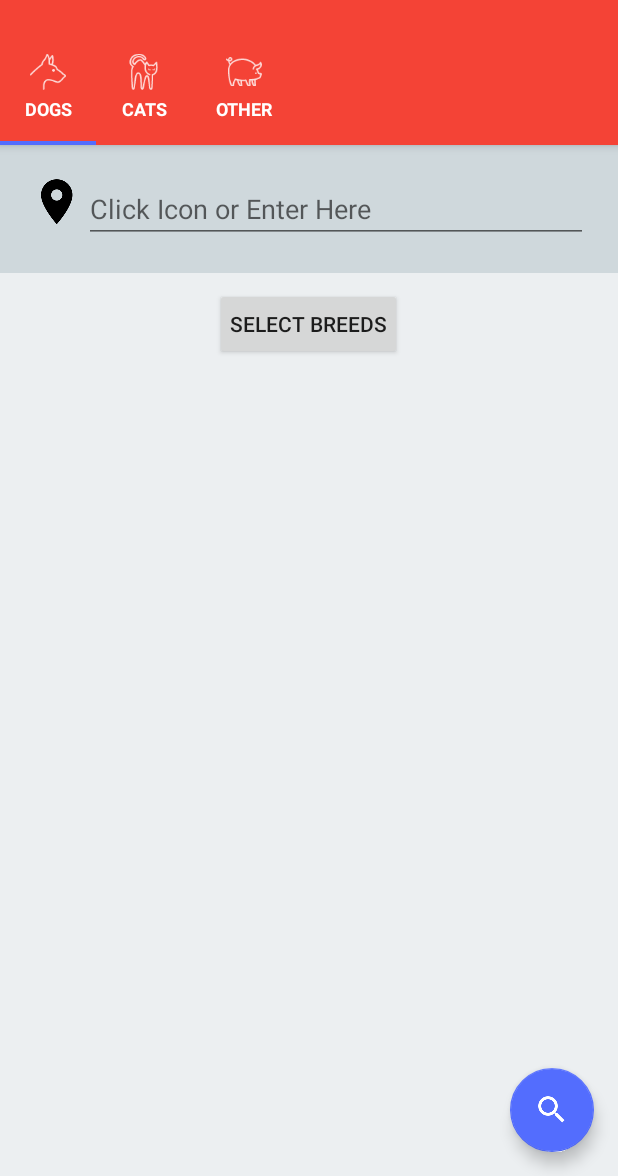
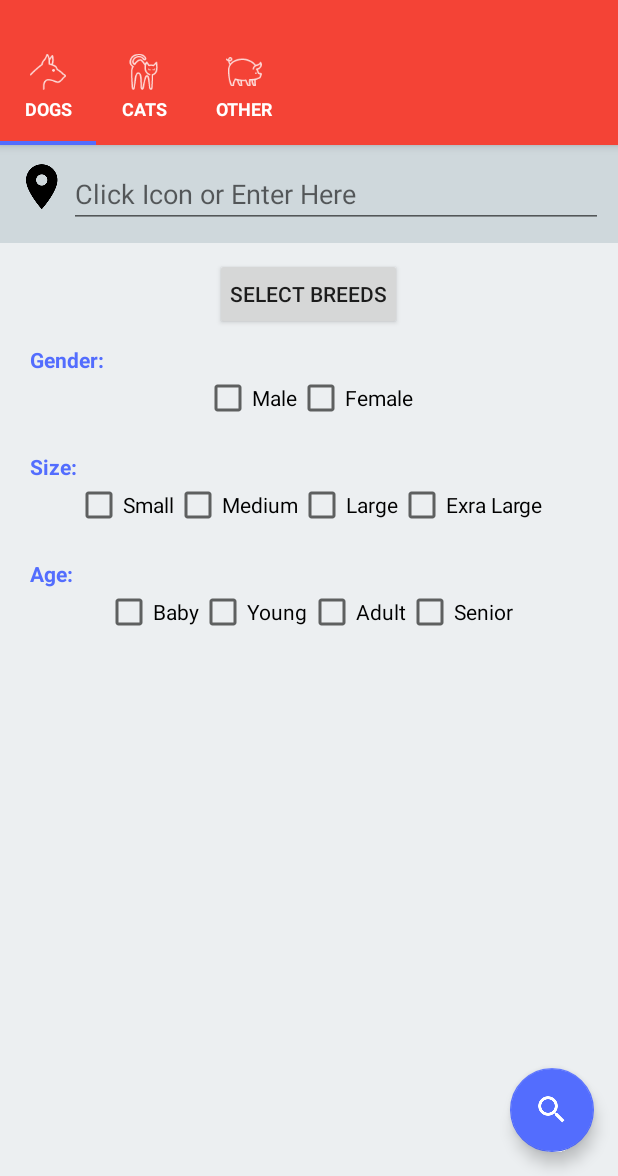
Before and after one commit to drose379/AdoptAPet, an Android app: the screen it shows after launch (MainActivity), on a phone screen of 412 x 824 dp, the part 60-1236 px from its top. Run offline under Robolectric (Android 15) with nearby library versions, the phone set to English and light mode, and no system bars.

Commit message:
Adding layout for rest of selection activity

```diff
--- a/app/src/main/java/dylan/com/adoptapet/DogFragment.java
+++ b/app/src/main/java/dylan/com/adoptapet/DogFragment.java
@@ -189,7 +189,7 @@ public class DogFragment extends Fragment implements View.OnClickListener {
     public void addSelectedBreed( String selected, LinearLayout parent ) {
         //TODO:: Add to arraylist<String> of selected breeds for processing later, make sure to clear if user uses clear button
 
-        if ( this.selectedBreeds.size() < 3 ) {
+        if ( this.selectedBreeds.size() < 3 && !this.selectedBreeds.contains( selected ) ) {
             TextView newBreed = new TextView( getContext() );
             newBreed.setText(selected);
 
@@ -205,7 +205,12 @@ public class DogFragment extends Fragment implements View.OnClickListener {
             parent.addView( newBreed, 0 );
             this.selectedBreeds.add( selected );
         } else {
-            Toast.makeText( getContext(), "Max Selection is 3", Toast.LENGTH_SHORT).show();
+            if ( this.selectedBreeds.size() == 3 ) {
+                Toast.makeText( getContext(), "Max Selection is 3", Toast.LENGTH_SHORT).show();
+            } else {
+                Toast.makeText( getContext(), "Already Selected This Breed", Toast.LENGTH_SHORT).show();
+            }
+
         }
 
 
@@ -216,10 +221,12 @@ public class DogFragment extends Fragment implements View.OnClickListener {
         ArrayList<String> selected = new ArrayList<String>( this.selectedBreeds);
         ArrayAdapter<String> breedsAdapter = new ArrayAdapter<String>( getContext(), R.layout.breed_list_item, R.id.title, selected );
         ListView selectedBreedsList = (ListView) getView().findViewById(R.id.selectedBreedsList);
+
+        selectedBreedsList.setVisibility( View.VISIBLE );
         selectedBreedsList.setAdapter(breedsAdapter);
 
         LinearLayout.LayoutParams listParams = new LinearLayout.LayoutParams( LinearLayout.LayoutParams.MATCH_PARENT, LinearLayout.LayoutParams.WRAP_CONTENT );
-        selectedBreedsList.setLayoutParams( listParams );
+        selectedBreedsList.setLayoutParams(listParams);
         selectedBreedsList.setBackgroundColor( getResources().getColor( R.color.colorBackgroundDark ) );
 
         selectedBreeds.clear();
--- a/app/src/main/res/layout/dog_frag.xml
+++ b/app/src/main/res/layout/dog_frag.xml
@@ -9,7 +9,7 @@
     <LinearLayout
         android:layout_width="match_parent"
         android:layout_height="wrap_content"
-        android:padding="20dp"
+        android:padding="10dp"
         android:orientation="horizontal"
         android:background="@color/colorBackgroundDark"
         >
@@ -46,12 +46,143 @@
             android:layout_width="wrap_content"
             android:layout_height="100dp"
             android:paddingBottom="10dp"
+            android:background="#000000"
             android:divider="@null"
             android:dividerHeight="0dp"
+            android:visibility="gone"
             android:id="@+id/selectedBreedsList"
             />
+
+    <TextView
+        android:layout_width="wrap_content"
+        android:layout_height="wrap_content"
+        android:layout_marginLeft="20dp"
+        android:textColor="@color/colorAccent"
+        android:textStyle="bold"
+        android:text="Gender: "
+        />
+
+    <LinearLayout
+        android:layout_width="match_parent"
+        android:layout_height="wrap_content"
+        android:orientation="horizontal"
+        android:gravity="center_horizontal"
+        android:layout_marginBottom="20dp"
+        android:id="@+id/genderSelect"
+        >
+
+
+        <CheckBox
+            android:layout_width="wrap_content"
+            android:layout_height="wrap_content"
+            android:text="Male"
+            android:id="@+id/male"
+            />
+        <CheckBox
+            android:layout_width="wrap_content"
+            android:layout_height="wrap_content"
+            android:text="Female"
+            android:id="@+id/female"
+            />
+
+    </LinearLayout>
 
 
 
 
+
+    <TextView
+        android:layout_width="wrap_content"
+        android:layout_height="wrap_content"
+        android:layout_marginLeft="20dp"
+        android:textColor="@color/colorAccent"
+        android:textStyle="bold"
+        android:text="Size: "
+        />
+
+    <LinearLayout
+        android:layout_width="wrap_content"
+        android:layout_height="wrap_content"
+        android:orientation="horizontal"
+        android:layout_gravity="center_horizontal"
+        android:layout_marginBottom="20dp"
+        android:id="@+id/sizeSelect"
+        >
+
+        <CheckBox
+            android:layout_width="wrap_content"
+            android:layout_height="wrap_content"
+            android:text="Small"
+            android:id="@+id/sm"
+            />
+        <CheckBox
+            android:layout_width="wrap_content"
+            android:layout_height="wrap_content"
+            android:text="Medium"
+            android:id="@+id/md"
+            />
+        <CheckBox
+            android:layout_width="wrap_content"
+            android:layout_height="wrap_content"
+            android:text="Large"
+            android:id="@+id/lg"
+            />
+        <CheckBox
+            android:layout_width="wrap_content"
+            android:layout_height="wrap_content"
+            android:text="Exra Large"
+            android:id="@+id/xl"
+            />
+
+    </LinearLayout>
+
+    <TextView
+        android:layout_width="wrap_content"
+        android:layout_height="wrap_content"
+        android:layout_marginLeft="20dp"
+        android:textColor="@color/colorAccent"
+        android:textStyle="bold"
+        android:text="Age: "
+        />
+
+    <LinearLayout
+        android:layout_width="wrap_content"
+        android:layout_height="wrap_content"
+        android:layout_gravity="center_horizontal"
+        android:layout_marginBottom="20dp"
+        android:orientation="horizontal"
+        android:id="@+id/ageSelect"
+        >
+
+        <CheckBox
+            android:layout_width="wrap_content"
+            android:layout_height="wrap_content"
+            android:text="Baby"
+            android:id="@+id/baby"
+            />
+
+        <CheckBox
+            android:layout_width="wrap_content"
+            android:layout_height="wrap_content"
+            android:text="Young"
+            android:id="@+id/young"
+            />
+
+        <CheckBox
+            android:layout_width="wrap_content"
+            android:layout_height="wrap_content"
+            android:text="Adult"
+            android:id="@+id/adult"
+            />
+
+        <CheckBox
+            android:layout_width="wrap_content"
+            android:layout_height="wrap_content"
+            android:text="Senior"
+            android:id="@+id/senior"
+            />
+
+
+    </LinearLayout>
+
 </LinearLayout>
--- a/app/src/main/res/values/colors.xml
+++ b/app/src/main/res/values/colors.xml
@@ -8,4 +8,6 @@
 
     <color name="colorBackground">#ECEFF1</color>
     <color name="colorBackgroundDark">#CFD8DC</color>
+    <color name="colorBackgroundDarker">#B0BEC5</color>
+    <color name="colorBackgroundDarkerer">#90A4AE</color>
 </resources>
```
